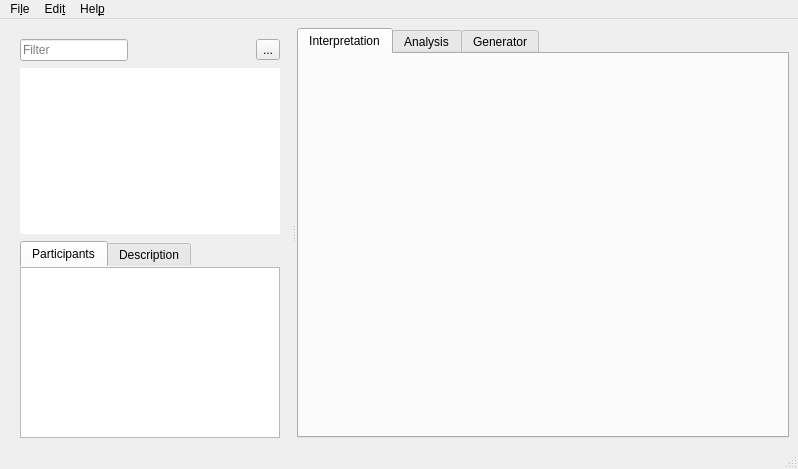
Before: the Qt Designer form ui/main.ui in jopohl/urh, drawn with Qt 5.
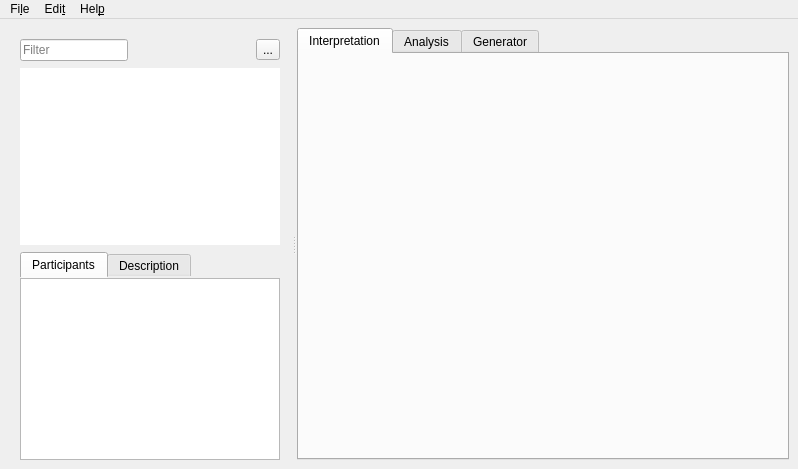
After: the same form once the commit is applied. Icons and pictures are not drawn. Custom widgets are drawn as their Qt base class.

Commit message: remove unused status bar

The edit to the form file:
```diff
--- a/ui/main.ui
+++ b/ui/main.ui
@@ -343,7 +343,6 @@
    <addaction name="menuEdit"/>
    <addaction name="menuHelp"/>
   </widget>
-  <widget class="QStatusBar" name="statusbar"/>
   <action name="actionFSK">
    <property name="checkable">
     <bool>true</bool>
```
The commit also changes 1 other file.
